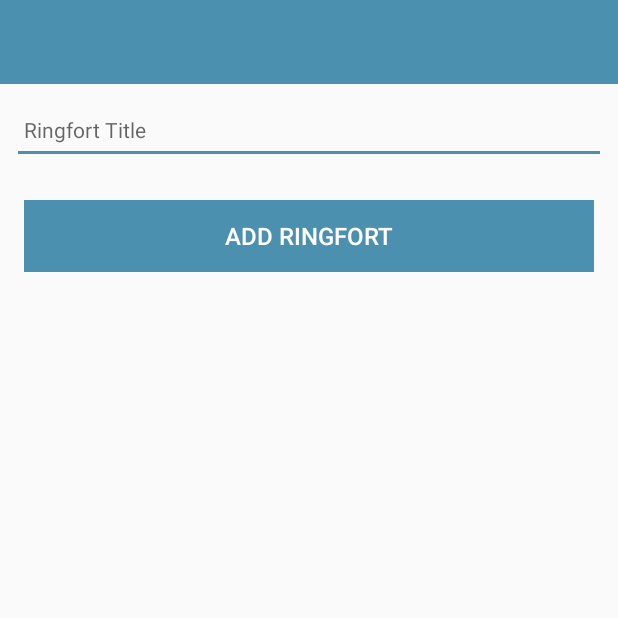
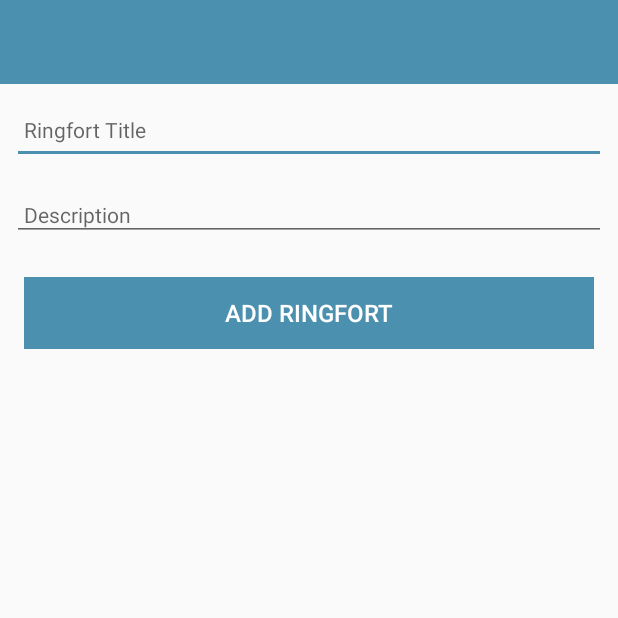
Before and after one commit to dlombard94/Ringfort, an Android app: the screen it shows after launch (RingfortActivity), on a phone screen of 412 x 824 dp, the top half of it. Run offline under Robolectric (Android 15) with nearby library versions, the phone set to English and light mode, and no system bars; 2 statements that could not run were skipped.

Commit message:
added MainApp

```diff
--- a/app/src/main/AndroidManifest.xml
+++ b/app/src/main/AndroidManifest.xml
@@ -3,6 +3,7 @@
     package="org.wit.ringfort">
 
     <application
+        android:name="org.wit.ringfort.main.MainApp"
         android:allowBackup="true"
         android:icon="@mipmap/ic_launcher"
         android:label="@string/app_name"
--- a/app/src/main/java/org/wit/ringfort/activities/RingfortActivity.kt
+++ b/app/src/main/java/org/wit/ringfort/activities/RingfortActivity.kt
@@ -7,13 +7,15 @@ import org.jetbrains.anko.AnkoLogger
 import org.jetbrains.anko.info
 import org.jetbrains.anko.toast
 import org.wit.ringfort.R
+import org.wit.ringfort.main.MainApp
 import org.wit.ringfort.models.RingfortModel
+import java.util.ArrayList
 
 class RingfortActivity : AppCompatActivity(), AnkoLogger {
 
 
     var ringfort = RingfortModel()
-
+    lateinit var app: MainApp
 
     override fun onCreate(savedInstanceState: Bundle?) {
         super.onCreate(savedInstanceState)
@@ -22,8 +24,14 @@ class RingfortActivity : AppCompatActivity(), AnkoLogger {
 
         btnAdd.setOnClickListener() {
             ringfort.title = ringfortTitle.text.toString()
+            ringfort.description = description.text.toString()
+
             if (ringfort.title.isNotEmpty()) {
+                app.ringforts.add(ringfort.copy())
                 info("add Button Pressed: $ringfortTitle")
+                for (i in app.ringforts.indices) {
+                    info("Placemark[$i]:${app.ringforts[i]}")
+                }
             }
             else {
                 toast ("Please Enter a title")
--- /dev/null
+++ b/app/src/main/java/org/wit/ringfort/main/MainApp.kt
@@ -0,0 +1,17 @@
+package org.wit.ringfort.main
+
+import android.app.Application
+import org.jetbrains.anko.AnkoLogger
+import org.jetbrains.anko.info
+import org.wit.ringfort.models.RingfortModel
+import java.util.ArrayList
+
+class MainApp : Application(), AnkoLogger {
+
+    val ringforts = ArrayList<RingfortModel>()
+
+    override fun onCreate() {
+        super.onCreate()
+        info("Ringfort started")
+    }
+}
--- a/app/src/main/java/org/wit/ringfort/models/RingfortModel.kt
+++ b/app/src/main/java/org/wit/ringfort/models/RingfortModel.kt
@@ -1,3 +1,4 @@
 package org.wit.ringfort.models
 
-data class RingfortModel(var title: String = "")
+data class RingfortModel(var title: String = "",
+                         var description: String = "")
--- a/app/src/main/res/layout/activity_ringfort.xml
+++ b/app/src/main/res/layout/activity_ringfort.xml
@@ -54,6 +54,19 @@
                     android:textColor="@color/colorPrimaryDark"
                     android:textSize="14sp" />
 
+                <EditText
+                    android:id="@+id/description"
+                    android:layout_width="match_parent"
+                    android:layout_height="wrap_content"
+                    android:layout_margin="8dp"
+                    android:hint="@string/hint_ringfortDescription"
+                    android:inputType="text"
+                    android:maxLength="25"
+                    android:maxLines="1"
+                    android:padding="8dp"
+                    android:textColor="@color/colorPrimaryDark"
+                    android:textSize="14sp" />
+
                 <Button
                     android:id="@+id/btnAdd"
                     android:layout_width="match_parent"
--- a/app/src/main/res/values/strings.xml
+++ b/app/src/main/res/values/strings.xml
@@ -2,4 +2,6 @@
     <string name="app_name">Ringfort</string>
     <string name="button_addRingfort">Add Ringfort</string>
     <string name="hint_ringfortTitle">Ringfort Title</string>
+    <string name="hint_ringfortDescription">Description </string>
+
 </resources>
```
